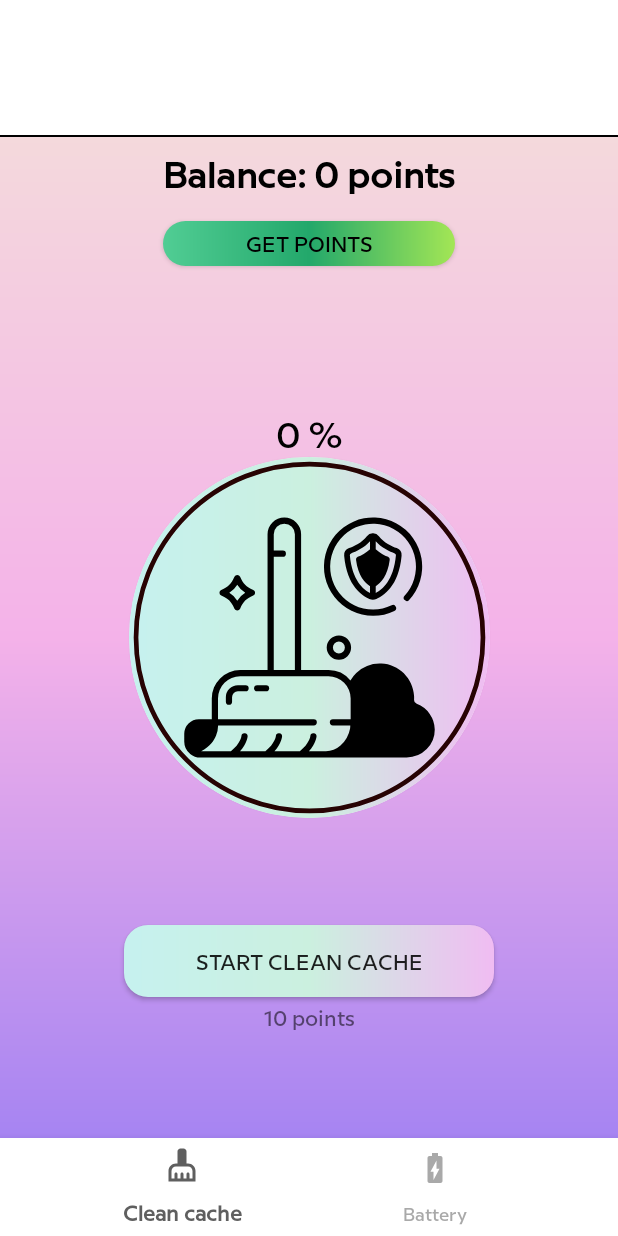
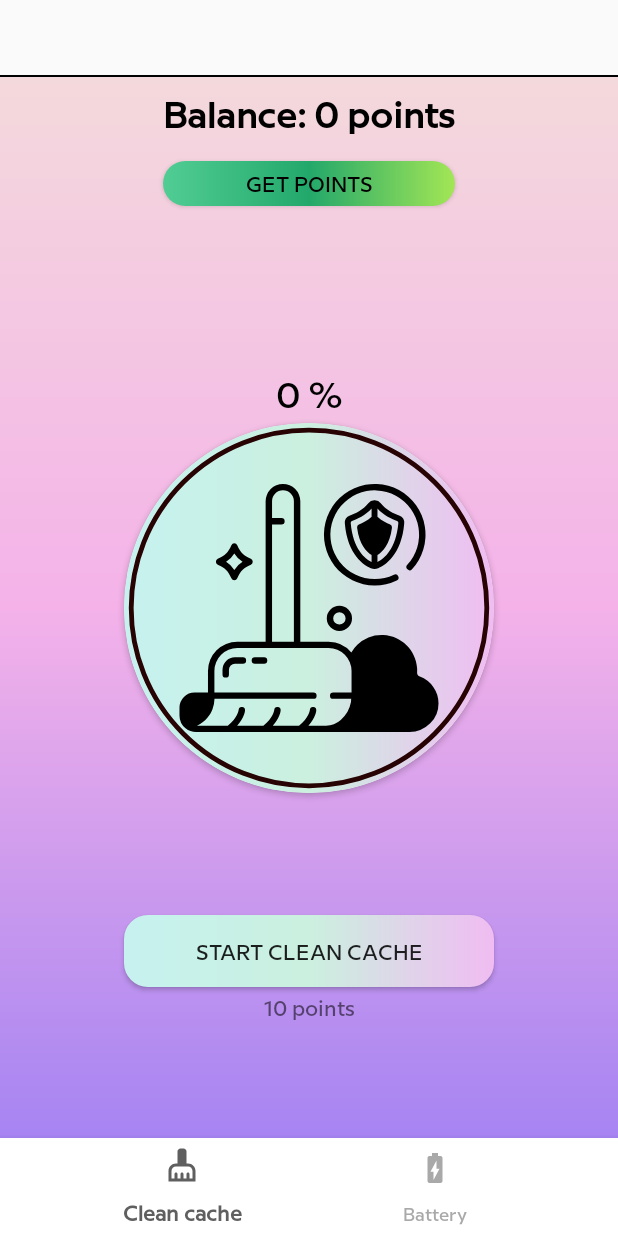
Before and after one commit to shakir757/Cache-Cleaner, an Android app: the screen it shows after launch (MainActivity), on a phone screen of 412 x 824 dp. Run offline under Robolectric (Android 15) with nearby library versions, the phone set to English and light mode, and no system bars; our stand-ins replace AdMob; 1 statement that could not run was skipped.

Commit message:
AdView fix size

```diff
--- a/app/src/main/res/layout/activity_main.xml
+++ b/app/src/main/res/layout/activity_main.xml
@@ -10,21 +10,18 @@
     <androidx.constraintlayout.widget.ConstraintLayout
         android:id="@+id/constraint_layout_ads"
         android:layout_width="match_parent"
-        android:layout_height="90dp"
-        android:background="#FFFFFF"
+        android:layout_height="50dp"
         app:layout_constraintTop_toTopOf="parent">
 
         <com.google.android.gms.ads.AdView
             android:id="@+id/adView"
             android:layout_width="match_parent"
-            android:layout_height="match_parent"
+            android:layout_height="50dp"
             android:layout_alignParentBottom="true"
             android:layout_centerHorizontal="true"
             app:adSize="SMART_BANNER"
             app:adUnitId="ca-app-pub-3940256099942544/6300978111"
             app:layout_constraintBottom_toBottomOf="parent"
-            app:layout_constraintEnd_toEndOf="parent"
-            app:layout_constraintStart_toStartOf="parent"
             app:layout_constraintTop_toTopOf="parent">
         </com.google.android.gms.ads.AdView>
 
--- a/app/src/main/res/values/strings.xml
+++ b/app/src/main/res/values/strings.xml
@@ -1,5 +1,5 @@
 <resources>
-    <string name="app_name">Cache cleaner</string>
+    <string name="app_name">Cache Cleaner: Protect your smartphone</string>
     <!-- TODO: Remove or change this placeholder text -->
     <string name="hello_blank_fragment">Hello blank fragment</string>
 
```
Also changed, not shown: app/src/main/AndroidManifest.xml (+13 -10 lines), app/src/main/java/com/cache/cleaner/start/app/MainActivity.java (+5 -3 lines).
